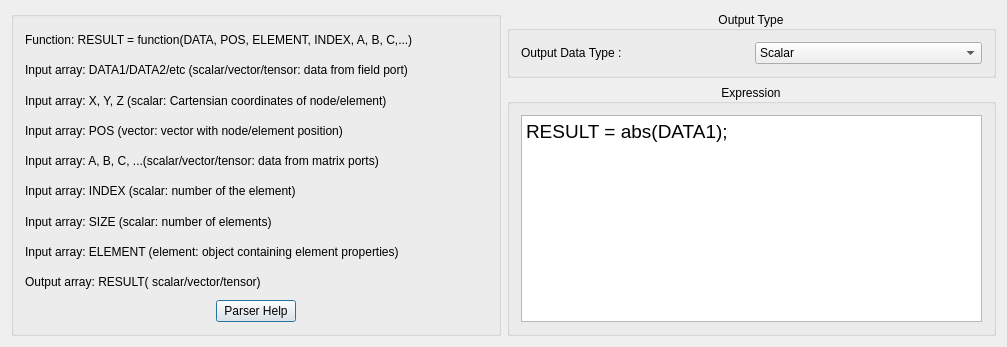
Qt form src/Interface/Modules/Fields/CalculateFieldData.ui (SCIInstitute/SCIRun) before a commit.
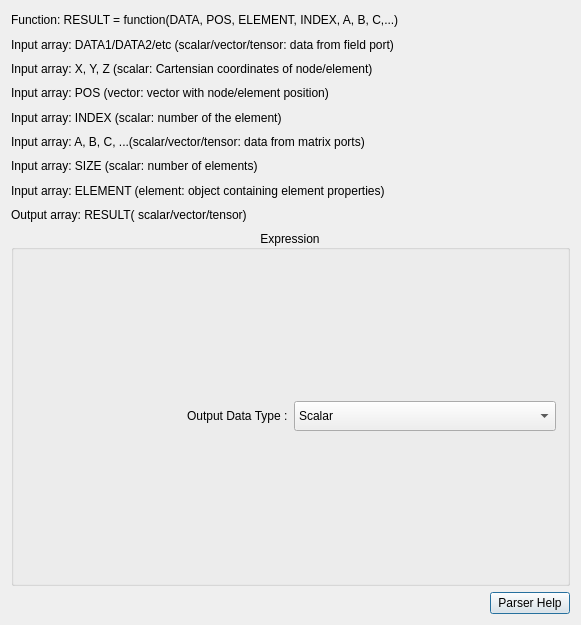
The same form after that commit.

What changed in the file:
```diff
--- a/src/Interface/Modules/Fields/CalculateFieldData.ui
+++ b/src/Interface/Modules/Fields/CalculateFieldData.ui
@@ -6,66 +6,96 @@
    <rect>
     <x>0</x>
     <y>0</y>
-    <width>1007</width>
-    <height>347</height>
+    <width>581</width>
+    <height>625</height>
    </rect>
   </property>
   <property name="minimumSize">
    <size>
-    <width>1007</width>
-    <height>347</height>
+    <width>581</width>
+    <height>625</height>
    </size>
   </property>
   <property name="windowTitle">
    <string>CalculateFieldData</string>
   </property>
   <layout class="QGridLayout" name="gridLayout">
-   <item row="1" column="1">
-    <widget class="QGroupBox" name="groupBox_4">
+   <item row="13" column="0">
+    <widget class="QLabel" name="label_9">
+     <property name="text">
+      <string>Output array: RESULT( scalar/vector/tensor)</string>
+     </property>
+    </widget>
+   </item>
+   <item row="15" column="0">
+    <layout class="QHBoxLayout" name="horizontalLayout_2">
+     <item>
+      <spacer name="horizontalSpacer">
+       <property name="orientation">
+        <enum>Qt::Horizontal</enum>
+       </property>
+       <property name="sizeHint" stdset="0">
+        <size>
+         <width>40</width>
+         <height>20</height>
+        </size>
+       </property>
+      </spacer>
+     </item>
+     <item>
+      <widget class="QPushButton" name="parserHelpButton_">
+       <property name="enabled">
+        <bool>true</bool>
+       </property>
+       <property name="text">
+        <string>Parser Help</string>
+       </property>
+      </widget>
+     </item>
+    </layout>
+   </item>
+   <item row="1" column="0">
+    <widget class="QLabel" name="function_result">
+     <property name="enabled">
+      <bool>true</bool>
+     </property>
+     <property name="text">
+      <string>Function: RESULT = function(DATA, POS, ELEMENT, INDEX, A, B, C,...)</string>
+     </property>
+    </widget>
+   </item>
+   <item row="14" column="0">
+    <widget class="QGroupBox" name="expressionGroupBox_">
+     <property name="minimumSize">
+      <size>
+       <width>557</width>
+       <height>356</height>
+      </size>
+     </property>
      <property name="title">
       <string>Expression</string>
      </property>
      <property name="alignment">
       <set>Qt::AlignCenter</set>
      </property>
-     <layout class="QGridLayout" name="gridLayout_5">
-      <item row="0" column="0">
-       <widget class="QTextEdit" name="expressionTextEdit_">
-        <property name="font">
-         <font>
-          <pointsize>12</pointsize>
-         </font>
-        </property>
-        <property name="html">
-         <string>&lt;!DOCTYPE HTML PUBLIC &quot;-//W3C//DTD HTML 4.0//EN&quot; &quot;http://www.w3.org/TR/REC-html40/strict.dtd&quot;&gt;
-&lt;html&gt;&lt;head&gt;&lt;meta name=&quot;qrichtext&quot; content=&quot;1&quot; /&gt;&lt;style type=&quot;text/css&quot;&gt;
-p, li { white-space: pre-wrap; }
-&lt;/style&gt;&lt;/head&gt;&lt;body style=&quot; font-family:'.Helvetica Neue DeskInterface'; font-size:12pt; font-weight:400; font-style:normal;&quot;&gt;
-&lt;p style=&quot; margin-top:0px; margin-bottom:0px; margin-left:0px; margin-right:0px; -qt-block-indent:0; text-indent:0px;&quot;&gt;&lt;span style=&quot; font-family:'MS Shell Dlg 2'; font-size:14pt;&quot;&gt;RESULT = abs(DATA1);&lt;/span&gt;&lt;/p&gt;&lt;/body&gt;&lt;/html&gt;</string>
-        </property>
-       </widget>
-      </item>
-     </layout>
-    </widget>
-   </item>
-   <item row="0" column="1">
-    <widget class="QGroupBox" name="groupBox_3">
-     <property name="title">
-      <string>Output Type</string>
-     </property>
-     <property name="alignment">
-      <set>Qt::AlignCenter</set>
-     </property>
-     <layout class="QGridLayout" name="gridLayout_4">
-      <item row="0" column="0">
+     <layout class="QVBoxLayout" name="verticalLayout">
+      <item>
+       <layout class="QHBoxLayout" name="horizontalLayout">
+        <item alignment="Qt::AlignRight">
        <widget class="QLabel" name="label">
         <property name="text">
          <string>Output Data Type :</string>
         </property>
        </widget>
       </item>
-      <item row="0" column="1">
+        <item>
        <widget class="QComboBox" name="outputTypeComboBox_">
+          <property name="minimumSize">
+           <size>
+            <width>0</width>
+            <height>30</height>
+           </size>
+          </property>
         <property name="maxVisibleItems">
          <number>12</number>
         </property>
@@ -137,136 +167,57 @@
        </widget>
       </item>
      </layout>
-    </widget>
-   </item>
-   <item row="0" column="0" rowspan="2">
-    <widget class="QGroupBox" name="createNewFieldData">
-     <property name="minimumSize">
-      <size>
-       <width>400</width>
-       <height>0</height>
-      </size>
-     </property>
-     <property name="maximumSize">
-      <size>
-       <width>550</width>
-       <height>16777215</height>
-      </size>
-     </property>
-     <property name="title">
-      <string/>
-     </property>
-     <property name="alignment">
-      <set>Qt::AlignCenter</set>
-     </property>
-     <layout class="QVBoxLayout" name="verticalLayout">
-      <item>
-       <widget class="QLabel" name="function_result">
-        <property name="enabled">
-         <bool>true</bool>
-        </property>
-        <property name="text">
-         <string>Function: RESULT = function(DATA, POS, ELEMENT, INDEX, A, B, C,...)</string>
-        </property>
-       </widget>
-      </item>
-      <item>
-       <widget class="QLabel" name="label_2">
-        <property name="text">
-         <string>Input array: DATA1/DATA2/etc (scalar/vector/tensor: data from field port)</string>
-        </property>
-       </widget>
-      </item>
-      <item>
-       <widget class="QLabel" name="label_3">
-        <property name="text">
-         <string>Input array: X, Y, Z (scalar: Cartensian coordinates of node/element)</string>
-        </property>
-       </widget>
-      </item>
-      <item>
-       <widget class="QLabel" name="label_4">
-        <property name="text">
-         <string>Input array: POS (vector: vector with node/element position)</string>
-        </property>
-       </widget>
-      </item>
-      <item>
-       <widget class="QLabel" name="label_5">
-        <property name="text">
-         <string>Input array: A, B, C, ...(scalar/vector/tensor: data from matrix ports)</string>
-        </property>
-       </widget>
-      </item>
-      <item>
-       <widget class="QLabel" name="label_6">
-        <property name="text">
-         <string>Input array: INDEX (scalar: number of the element)</string>
-        </property>
-       </widget>
-      </item>
-      <item>
+      </item>
+     </layout>
+    </widget>
+   </item>
+   <item row="11" column="0">
        <widget class="QLabel" name="label_7">
         <property name="text">
          <string>Input array: SIZE (scalar: number of elements)</string>
         </property>
        </widget>
       </item>
-      <item>
+   <item row="12" column="0">
        <widget class="QLabel" name="label_8">
         <property name="text">
          <string>Input array: ELEMENT (element: object containing element properties)</string>
         </property>
        </widget>
       </item>
-      <item>
-       <widget class="QLabel" name="label_9">
+   <item row="4" column="0">
+    <widget class="QLabel" name="label_4">
         <property name="text">
-         <string>Output array: RESULT( scalar/vector/tensor)</string>
+      <string>Input array: POS (vector: vector with node/element position)</string>
         </property>
        </widget>
       </item>
-      <item>
-       <layout class="QHBoxLayout" name="horizontalLayout_2">
-        <item>
-         <spacer name="horizontalSpacer">
-          <property name="orientation">
-           <enum>Qt::Horizontal</enum>
-          </property>
-          <property name="sizeHint" stdset="0">
-           <size>
-            <width>40</width>
-            <height>20</height>
-           </size>
-          </property>
-         </spacer>
-        </item>
-        <item>
-         <widget class="QPushButton" name="parserHelpButton_">
-          <property name="enabled">
-           <bool>true</bool>
-          </property>
+   <item row="3" column="0">
+    <widget class="QLabel" name="label_3">
+     <property name="text">
+      <string>Input array: X, Y, Z (scalar: Cartensian coordinates of node/element)</string>
+     </property>
+    </widget>
+   </item>
+   <item row="2" column="0">
+    <widget class="QLabel" name="label_2">
           <property name="text">
-           <string>Parser Help</string>
+      <string>Input array: DATA1/DATA2/etc (scalar/vector/tensor: data from field port)</string>
           </property>
          </widget>
         </item>
-        <item>
-         <spacer name="horizontalSpacer_2">
-          <property name="orientation">
-           <enum>Qt::Horizontal</enum>
-          </property>
-          <property name="sizeHint" stdset="0">
-           <size>
-            <width>40</width>
-            <height>20</height>
-           </size>
-          </property>
-         </spacer>
-        </item>
-       </layout>
-      </item>
-     </layout>
+   <item row="8" column="0">
+    <widget class="QLabel" name="label_6">
+     <property name="text">
+      <string>Input array: INDEX (scalar: number of the element)</string>
+     </property>
+    </widget>
+   </item>
+   <item row="10" column="0">
+    <widget class="QLabel" name="label_5">
+     <property name="text">
+      <string>Input array: A, B, C, ...(scalar/vector/tensor: data from matrix ports)</string>
+     </property>
     </widget>
    </item>
   </layout>
```
Lines whose indentation alone changed are shown as unchanged.
